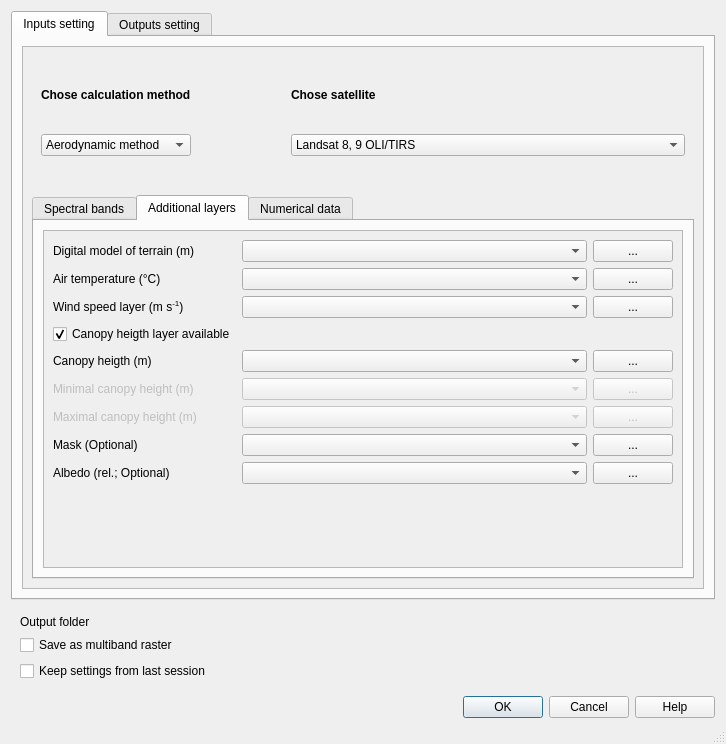
This is SEBCS_dialog_base.ui in JakubBrom/SEBCS as Qt 5 draws it before an edit. The edited form follows.
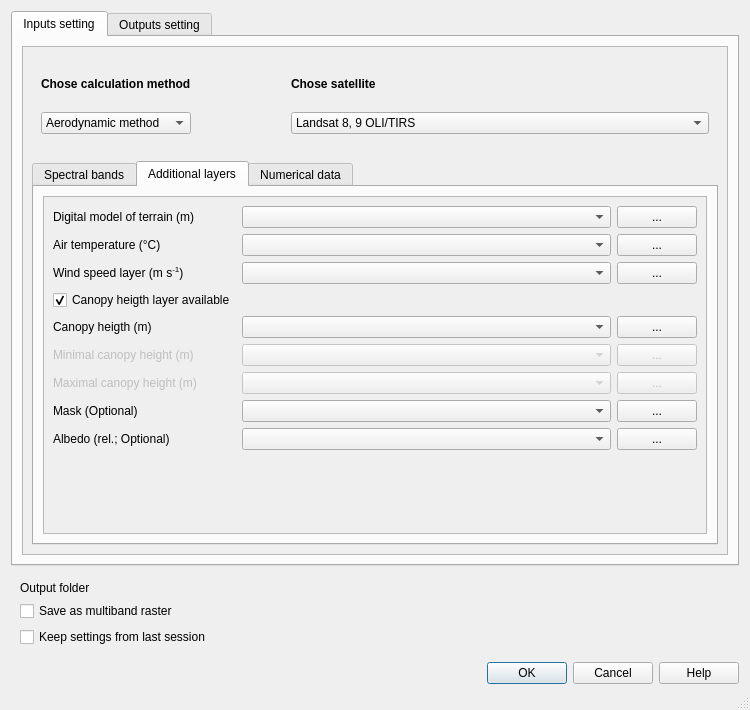
This is the edited form. The open tabs and pages were chosen to show the change. Icons and pictures are not drawn. Custom widgets are drawn as their Qt base class.

Commit message: UI geometry set; Tooltips added in to UI.

What changed in the file:
```diff
--- a/SEBCS_dialog_base.ui
+++ b/SEBCS_dialog_base.ui
@@ -12,8 +12,8 @@
    <rect>
     <x>0</x>
     <y>0</y>
-    <width>726</width>
-    <height>744</height>
+    <width>750</width>
+    <height>710</height>
    </rect>
   </property>
   <property name="sizePolicy">
@@ -24,8 +24,8 @@
   </property>
   <property name="minimumSize">
    <size>
-    <width>0</width>
-    <height>0</height>
+    <width>750</width>
+    <height>710</height>
    </size>
   </property>
   <property name="focusPolicy">
@@ -203,8 +203,8 @@
            <rect>
             <x>0</x>
             <y>0</y>
-            <width>684</width>
-            <height>517</height>
+            <width>708</width>
+            <height>478</height>
            </rect>
           </property>
           <property name="sizePolicy">
@@ -739,8 +739,8 @@
                      <rect>
                       <x>0</x>
                       <y>0</y>
-                      <width>640</width>
-                      <height>360</height>
+                      <width>664</width>
+                      <height>318</height>
                      </rect>
                     </property>
                     <property name="sizePolicy">
```
Left out of the diff: 148 changed lines with no effect on the pictures. The commit also changes 1 other file.
